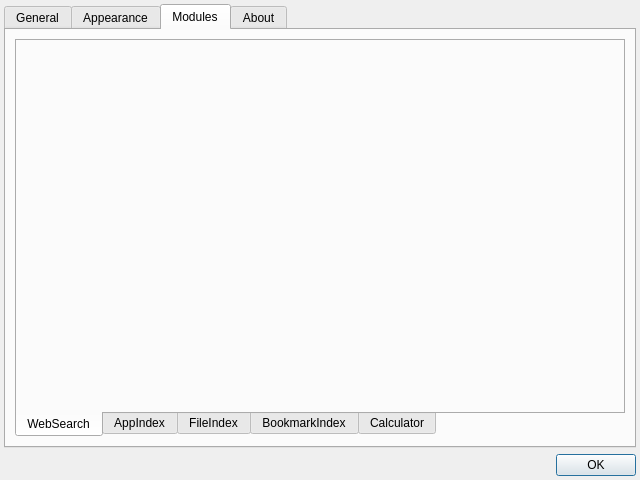
First picture: the form in src/ui/settingsdialog.ui, repository albertlauncher/albert, before the edit.
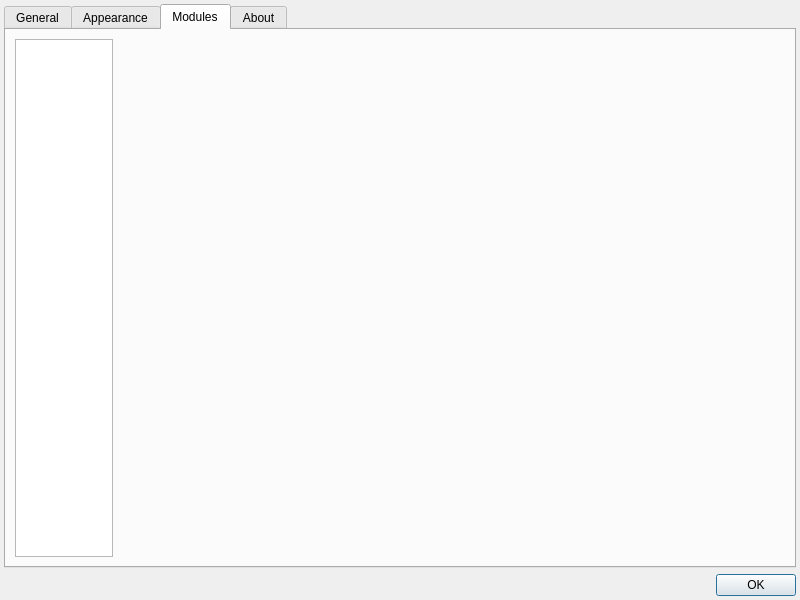
Second picture: the form after the edit. The open tabs and pages were chosen to show the change.

Commit message: Replace tabs by toolbar

The edit to the form file:
```diff
--- a/src/ui/settingsdialog.ui
+++ b/src/ui/settingsdialog.ui
@@ -9,8 +9,8 @@
    <rect>
     <x>0</x>
     <y>0</y>
-    <width>640</width>
-    <height>480</height>
+    <width>800</width>
+    <height>600</height>
    </rect>
   </property>
   <property name="windowTitle">
@@ -51,40 +51,44 @@
       </attribute>
       <layout class="QHBoxLayout" name="horizontalLayout_2">
        <item>
-        <widget class="QTabWidget" name="tabWidget">
-         <property name="tabPosition">
-          <enum>QTabWidget::South</enum>
+        <widget class="QListWidget" name="listWidget">
+         <property name="maximumSize">
+          <size>
+           <width>98</width>
+           <height>16777215</height>
+          </size>
          </property>
-         <widget class="QWidget" name="tabWebSearch">
-          <attribute name="title">
-           <string>WebSearch</string>
-          </attribute>
-          <layout class="QGridLayout" name="gridLayout_6"/>
-         </widget>
-         <widget class="QWidget" name="tabAppIndex">
-          <attribute name="title">
-           <string>AppIndex</string>
-          </attribute>
-          <layout class="QGridLayout" name="gridLayout_7"/>
-         </widget>
-         <widget class="QWidget" name="tabFileIndex">
-          <attribute name="title">
-           <string>FileIndex</string>
-          </attribute>
-          <layout class="QGridLayout" name="gridLayout_8"/>
-         </widget>
-         <widget class="QWidget" name="tabBookmarkIndex">
-          <attribute name="title">
-           <string>BookmarkIndex</string>
-          </attribute>
-          <layout class="QGridLayout" name="gridLayout_9"/>
-         </widget>
-         <widget class="QWidget" name="tabCalculator">
-          <attribute name="title">
-           <string>Calculator</string>
-          </attribute>
-          <layout class="QGridLayout" name="gridLayout_10"/>
-         </widget>
+         <property name="editTriggers">
+          <set>QAbstractItemView::NoEditTriggers</set>
+         </property>
+         <property name="iconSize">
+          <size>
+           <width>48</width>
+           <height>48</height>
+          </size>
+         </property>
+         <property name="flow">
+          <enum>QListView::TopToBottom</enum>
+         </property>
+         <property name="isWrapping" stdset="0">
+          <bool>false</bool>
+         </property>
+         <property name="viewMode">
+          <enum>QListView::IconMode</enum>
+         </property>
+         <property name="uniformItemSizes">
+          <bool>true</bool>
+         </property>
+         <property name="currentRow">
+          <number>-1</number>
+         </property>
+        </widget>
+       </item>
+       <item>
+        <widget class="QStackedWidget" name="stackedWidget">
+         <property name="currentIndex">
+          <number>-1</number>
+         </property>
         </widget>
        </item>
       </layout>
```
Left out of the diff: 52 changed lines with no effect on the pictures. The commit also changes 1 other file.
